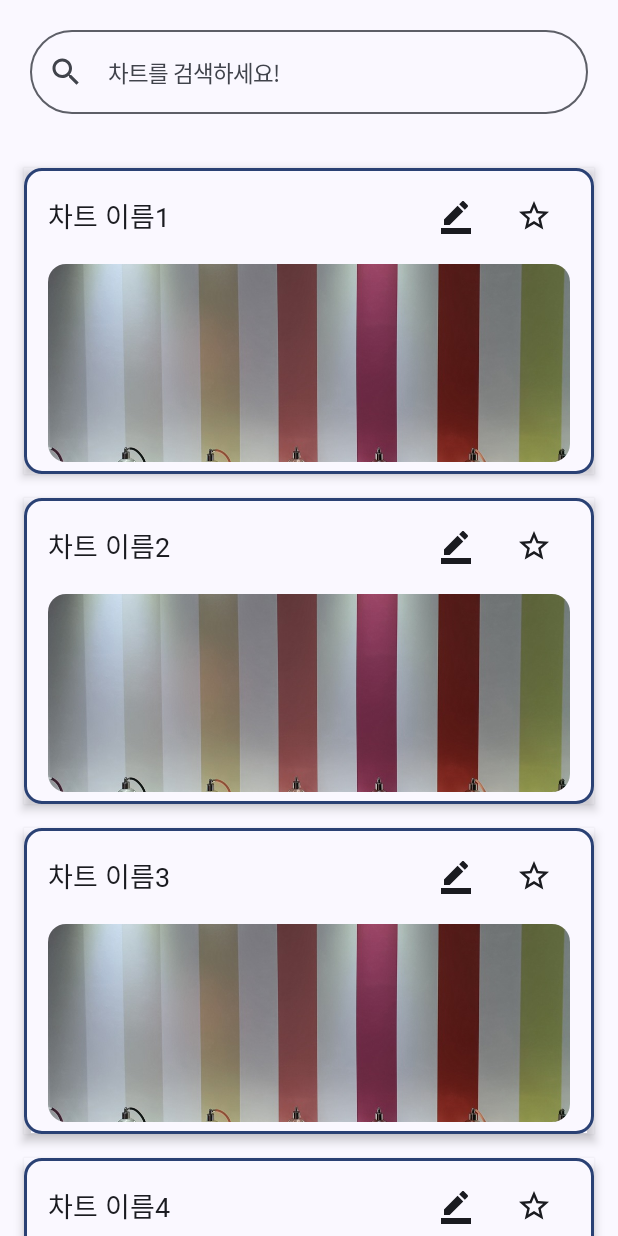
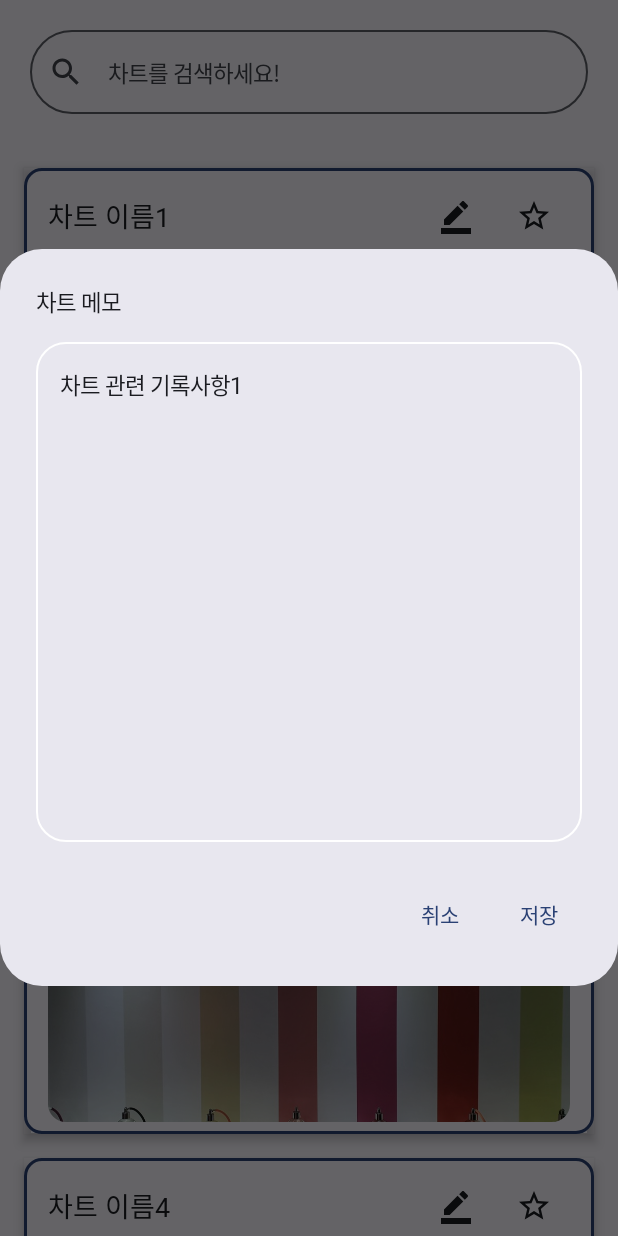
Before and after one commit to jonghyun0832/AntHelper, an Android app built with Jetpack Compose: the composable ChartViewScreen shown on its own in the app's theme, after a tap on "Bookmark Icon", on a phone screen of 412 x 824 dp. Run offline under Robolectric (Android 15) with nearby library versions, the phone set to English and light mode, and no system bars; our stand-ins replace Dagger/Hilt's generated code; Roboto replaces fonts that are not available here.

Commit message:
Separate Chart Components

```diff
--- /dev/null
+++ b/presentation/src/main/java/com/example/presentation/ui/chartview/ChartCard.kt
@@ -0,0 +1,102 @@
+package com.example.presentation.ui.chartview
+
+import androidx.compose.foundation.Image
+import androidx.compose.foundation.border
+import androidx.compose.foundation.layout.Arrangement
+import androidx.compose.foundation.layout.Column
+import androidx.compose.foundation.layout.Row
+import androidx.compose.foundation.layout.Spacer
+import androidx.compose.foundation.layout.fillMaxWidth
+import androidx.compose.foundation.layout.height
+import androidx.compose.foundation.layout.padding
+import androidx.compose.foundation.shape.RoundedCornerShape
+import androidx.compose.material.icons.Icons
+import androidx.compose.material.icons.filled.BorderColor
+import androidx.compose.material.icons.filled.Star
+import androidx.compose.material.icons.filled.StarBorder
+import androidx.compose.material3.Card
+import androidx.compose.material3.CardDefaults
+import androidx.compose.material3.Icon
+import androidx.compose.material3.IconButton
+import androidx.compose.material3.MaterialTheme
+import androidx.compose.material3.Text
+import androidx.compose.runtime.Composable
+import androidx.compose.ui.Alignment
+import androidx.compose.ui.Modifier
+import androidx.compose.ui.draw.clip
+import androidx.compose.ui.draw.shadow
+import androidx.compose.ui.layout.ContentScale
+import androidx.compose.ui.res.painterResource
+import androidx.compose.ui.text.style.TextOverflow
+import androidx.compose.ui.unit.dp
+import com.example.presentation.R
+import com.example.presentation.model.ChartUiModel
+import com.example.presentation.theme.Dimens
+
+@Composable
+fun ChartCard(
+    chart: ChartUiModel,
+    onChartClick: () -> Unit,
+    onEditDescriptionClick: () -> Unit,
+    onEditBookmarkClick: () -> Unit
+) {
+    Card(
+        modifier = Modifier
+            .fillMaxWidth()
+            .height(220.dp)
+            .padding(Dimens.PaddingSmall)
+            .border(2.dp, MaterialTheme.colorScheme.primary, MaterialTheme.shapes.medium)
+            .shadow(elevation = Dimens.PaddingExtraSmall),
+        colors = CardDefaults.cardColors(containerColor = MaterialTheme.colorScheme.background),
+        onClick = {} // TODO : 차트 상세화면으로 이동
+    ) {
+        Column(
+            modifier = Modifier
+                .fillMaxWidth()
+                .padding(horizontal = Dimens.PaddingMedium, vertical = Dimens.PaddingSmall)
+        ) {
+            Row(
+                modifier = Modifier.fillMaxWidth(),
+                horizontalArrangement = Arrangement.SpaceBetween,
+                verticalAlignment = Alignment.CenterVertically
+            ) {
+                Text(
+                    text = chart.title,
+                    style = MaterialTheme.typography.headlineMedium,
+                    maxLines = 1,
+                    overflow = TextOverflow.Ellipsis,
+                    modifier = Modifier
+                        .weight(1f)
+                        .padding(end = Dimens.PaddingSmall)
+                )
+                Row(
+                    horizontalArrangement = Arrangement.spacedBy(Dimens.PaddingExtraSmall)
+                ) {
+                    IconButton(
+                        onClick = onEditDescriptionClick
+                    ) {
+                        Icon(
+                            imageVector = Icons.Filled.BorderColor,
+                            contentDescription = "Bookmark Icon",
+                        )
+                    }
+                    IconButton(
+                        onClick = onEditBookmarkClick
+                    ) {
+                        Icon(
+                            imageVector = if (chart.bookmark) Icons.Filled.Star else Icons.Filled.StarBorder,
+                            contentDescription = "Bookmark Icon"
+                        )
+                    }
+                }
+            }
+            Spacer(modifier = Modifier.height(Dimens.PaddingSmall))
+            Image(
+                painter = painterResource(id = R.drawable.product_image),
+                contentDescription = "Chart Image",
+                contentScale = ContentScale.Crop,
+                modifier = Modifier.clip(RoundedCornerShape(12.dp))
+            )
+        }
+    }
+}
--- /dev/null
+++ b/presentation/src/main/java/com/example/presentation/ui/chartview/ChartMemoDialog.kt
@@ -0,0 +1,72 @@
+package com.example.presentation.ui.chartview
+
+import androidx.compose.foundation.layout.BoxWithConstraints
+import androidx.compose.foundation.layout.fillMaxWidth
+import androidx.compose.foundation.layout.height
+import androidx.compose.material3.AlertDialog
+import androidx.compose.material3.MaterialTheme
+import androidx.compose.material3.OutlinedTextField
+import androidx.compose.material3.OutlinedTextFieldDefaults
+import androidx.compose.material3.Surface
+import androidx.compose.material3.Text
+import androidx.compose.material3.TextButton
+import androidx.compose.runtime.Composable
+import androidx.compose.ui.Modifier
+import androidx.compose.ui.graphics.Color
+
+@Composable
+fun ChartMemoDialog(
+    userInput: String,
+    onValueChange: (String) -> Unit,
+    onDismiss: () -> Unit,
+    onConfirm: () -> Unit
+) {
+    AlertDialog(
+        onDismissRequest = onDismiss,
+        title = {
+            Text(
+                text = "차트 메모"
+            )
+        },
+        text = {
+            BoxWithConstraints {
+                val dialogHeight = maxHeight * 0.5f
+                Surface(
+                    modifier = Modifier
+                        .fillMaxWidth()
+                        .height(dialogHeight),
+                    color = Color.Transparent
+                ) {
+                    OutlinedTextField(
+                        value = userInput,
+                        onValueChange = onValueChange,
+                        placeholder = { Text("차트와 관련된 기록을 추가하세요") },
+                        shape = MaterialTheme.shapes.large,
+                        maxLines = 50,
+                        colors = OutlinedTextFieldDefaults.colors(
+                            focusedTextColor = MaterialTheme.colorScheme.onBackground,
+                            focusedBorderColor = MaterialTheme.colorScheme.onPrimaryContainer,
+                            unfocusedBorderColor = MaterialTheme.colorScheme.onPrimaryContainer,
+                            focusedContainerColor = MaterialTheme.colorScheme.background,
+                            unfocusedContainerColor = Color.Transparent
+                        )
+                    )
+                }
+            }
+        },
+        confirmButton = {
+            TextButton(
+                onClick = onConfirm
+            ) {
+                Text(text = "저장")
+            }
+        },
+        dismissButton = {
+            TextButton(
+                onClick = onDismiss
+            ) {
+                Text(text = "취소")
+            }
+        }
+    )
+}
--- a/presentation/src/main/java/com/example/presentation/ui/chartview/ChartViewScreen.kt
+++ b/presentation/src/main/java/com/example/presentation/ui/chartview/ChartViewScreen.kt
@@ -3,6 +3,7 @@ package com.example.presentation.ui.chartview
 import androidx.compose.foundation.Image
 import androidx.compose.foundation.border
 import androidx.compose.foundation.layout.Arrangement
+import androidx.compose.foundation.layout.BoxWithConstraints
 import androidx.compose.foundation.layout.Column
 import androidx.compose.foundation.layout.PaddingValues
 import androidx.compose.foundation.layout.Row
@@ -19,13 +20,17 @@ import androidx.compose.material.icons.Icons
 import androidx.compose.material.icons.filled.BorderColor
 import androidx.compose.material.icons.filled.Star
 import androidx.compose.material.icons.filled.StarBorder
+import androidx.compose.material3.AlertDialog
 import androidx.compose.material3.Card
 import androidx.compose.material3.CardDefaults
 import androidx.compose.material3.Icon
 import androidx.compose.material3.IconButton
 import androidx.compose.material3.MaterialTheme
+import androidx.compose.material3.OutlinedTextField
+import androidx.compose.material3.OutlinedTextFieldDefaults
 import androidx.compose.material3.Surface
 import androidx.compose.material3.Text
+import androidx.compose.material3.TextButton
 import androidx.compose.runtime.Composable
 import androidx.compose.runtime.LaunchedEffect
 import androidx.compose.runtime.collectAsState
@@ -37,6 +42,7 @@ import androidx.compose.ui.Alignment
 import androidx.compose.ui.Modifier
 import androidx.compose.ui.draw.clip
 import androidx.compose.ui.draw.shadow
+import androidx.compose.ui.graphics.Color
 import androidx.compose.ui.layout.ContentScale
 import androidx.compose.ui.platform.LocalSoftwareKeyboardController
 import androidx.compose.ui.res.painterResource
@@ -98,82 +104,29 @@ fun ChartViewScreen(
 
 @Composable
 fun ChartItem(chart: ChartUiModel) {
-    Card(
-        modifier = Modifier
-            .fillMaxWidth()
-            .height(220.dp)
-            .padding(Dimens.PaddingSmall)
-            .border(2.dp, MaterialTheme.colorScheme.primary, MaterialTheme.shapes.medium)
-            .shadow(elevation = Dimens.PaddingExtraSmall),
-        colors = CardDefaults.cardColors(containerColor = MaterialTheme.colorScheme.background),
-        onClick = {} // TODO : 차트 상세화면으로 이동
-    ) {
-        Column(
-            modifier = Modifier
-                .fillMaxWidth()
-                .padding(horizontal = Dimens.PaddingMedium, vertical = Dimens.PaddingSmall)
-        ) {
-            Row(
-                modifier = Modifier.fillMaxWidth(),
-                horizontalArrangement = Arrangement.SpaceBetween,
-                verticalAlignment = Alignment.CenterVertically
-            ) {
-                Text(
-                    text = chart.title,
-                    style = MaterialTheme.typography.headlineMedium,
-                    maxLines = 1,
-                    overflow = TextOverflow.Ellipsis,
-                    modifier = Modifier
-                        .weight(1f)
-                        .padding(end = Dimens.PaddingSmall)
-                )
-                Row(
-                    horizontalArrangement = Arrangement.spacedBy(Dimens.PaddingExtraSmall)
-                ) {
-                    IconButton(
-                        onClick = {}
-                    ) {
-                        Icon(
-                            imageVector = Icons.Filled.BorderColor,
-                            contentDescription = "Bookmark Icon",
-                        )
-                    }
-                    IconButton(
-                        onClick = {}
-                    ) {
-                        Icon(
-                            imageVector = if (chart.bookmark) Icons.Filled.Star else Icons.Filled.StarBorder,
-                            contentDescription = "Bookmark Icon"
-                        )
-                    }
-                }
+    var showDialog by remember { mutableStateOf(false) }
+    var userInput by remember { mutableStateOf(chart.description) }
+
+    ChartCard(
+        chart = chart,
+        onChartClick = {}, // TODO : 차트 상세화면 이동
+        onEditDescriptionClick = { showDialog = true },
+        onEditBookmarkClick = {} // TODO : 북마크 수정
+    )
+
+    if (showDialog) {
+        ChartMemoDialog(
+            userInput = userInput,
+            onValueChange = { userInput = it },
+            onDismiss = {
+                showDialog = false
+                userInput = chart.description
+            },
+            onConfirm = {
+                showDialog = false
+                // TODO : 수정한 내용 Chart Description에 저장
             }
-            Spacer(modifier = Modifier.height(Dimens.PaddingSmall))
-            Image(
-                painter = painterResource(id = R.drawable.product_image),
-                contentDescription = "Chart Image",
-                contentScale = ContentScale.Crop,
-                modifier = Modifier.clip(RoundedCornerShape(12.dp))
-            )
-        }
-    }
-}
-
-
-@Preview
-@Composable
-fun PreviewSearchBarScreen() {
-    AntHelperTheme {
-        Surface(
-            color = MaterialTheme.colorScheme.background
-        ) {
-            SearchBar(
-                "test",
-                {},
-                {},
-                {}
-            )
-        }
+        )
     }
 }
 
@@ -184,7 +137,16 @@ fun PreviewChartItem() {
         Surface(
             color = MaterialTheme.colorScheme.background
         ) {
-            ChartItem(ChartUiModel(id = "1", title = "Chart", description = "", imageUrl = "", bookmark = false, locale = ChartLocale.KR))
+            ChartItem(
+                ChartUiModel(
+                    id = "1",
+                    title = "Chart",
+                    description = "",
+                    imageUrl = "",
+                    bookmark = false,
+                    locale = ChartLocale.KR
+                )
+            )
         }
     }
 }
@@ -196,7 +158,16 @@ fun PreviewChartItemWithBookmark() {
         Surface(
             color = MaterialTheme.colorScheme.background
         ) {
-            ChartItem(ChartUiModel(id = "2", title = "Chart With Bookmark Chart With Bookmark", description = "", imageUrl = "", bookmark = true, locale = ChartLocale.KR))
+            ChartItem(
+                ChartUiModel(
+                    id = "2",
+                    title = "Chart With Bookmark Chart With Bookmark",
+                    description = "",
+                    imageUrl = "",
+                    bookmark = true,
+                    locale = ChartLocale.KR
+                )
+            )
         }
     }
 }
--- a/presentation/src/main/java/com/example/presentation/ui/component/SearchBar.kt
+++ b/presentation/src/main/java/com/example/presentation/ui/component/SearchBar.kt
@@ -11,13 +11,17 @@ import androidx.compose.material.icons.filled.Cancel
 import androidx.compose.material.icons.filled.Search
 import androidx.compose.material3.Icon
 import androidx.compose.material3.IconButton
+import androidx.compose.material3.MaterialTheme
 import androidx.compose.material3.OutlinedTextField
+import androidx.compose.material3.Surface
 import androidx.compose.material3.Text
 import androidx.compose.runtime.Composable
 import androidx.compose.ui.Modifier
 import androidx.compose.ui.text.input.ImeAction
 import androidx.compose.ui.text.input.KeyboardType
+import androidx.compose.ui.tooling.preview.Preview
 import androidx.compose.ui.unit.dp
+import com.example.presentation.theme.AntHelperTheme
 
 @Composable
 fun SearchBar(
@@ -67,3 +71,20 @@ fun SearchBar(
         )
     }
 }
+
+@Preview
+@Composable
+fun PreviewSearchBarScreen() {
+    AntHelperTheme {
+        Surface(
+            color = MaterialTheme.colorScheme.background
+        ) {
+            SearchBar(
+                "test",
+                {},
+                {},
+                {}
+            )
+        }
+    }
+}
```
